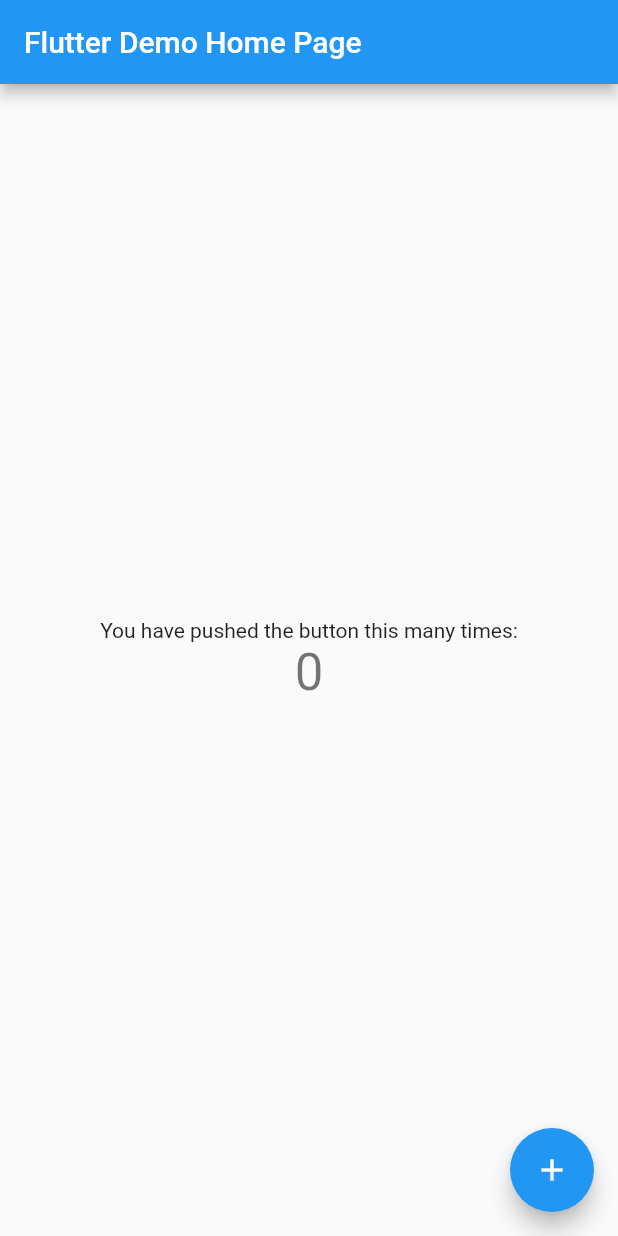
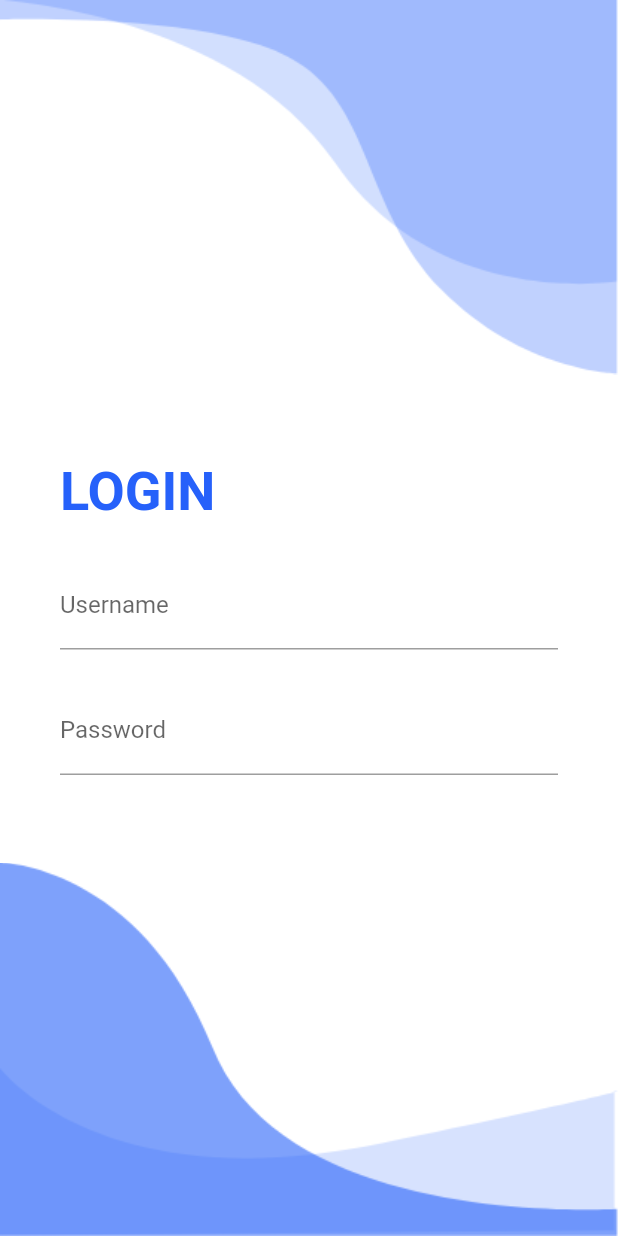
Before and after one commit to YogaRahmahadi/flutter_starter_stisla, a Flutter app: the screen it shows after launch, on a phone screen of 412 x 824 dp. Run offline on Flutter 3.47's test engine with Material 2 defaults, Android fonts, the phone set to English and light mode, and no system bars.

Commit message:
Progress Login Page

```diff
--- /dev/null
+++ b/lib/components/background.dart
@@ -0,0 +1,58 @@
+import "package:flutter/material.dart";
+
+class Background extends StatelessWidget {
+  final Widget child;
+
+  const Background({
+    Key? key,
+    required this.child,
+  }) : super(key: key);
+
+  @override
+  Widget build(BuildContext context) {
+    Size size = MediaQuery.of(context).size;
+
+    return Container(
+      width: double.infinity,
+      height: size.height,
+      child: Stack(
+        alignment: Alignment.center,
+        children: <Widget>[
+          Positioned(
+            top: 0,
+            right: 0,
+            child: Image.asset(
+              'assets/images/top1.png',
+              width: size.width,
+            ),
+          ),
+          Positioned(
+            top: 0,
+            right: 0,
+            child: Image.asset(
+              'assets/images/top2.png',
+              width: size.width,
+            ),
+          ),
+          Positioned(
+            bottom: 0,
+            right: 0,
+            child: Image.asset(
+              'assets/images/bottom1.png',
+              width: size.width,
+            ),
+          ),
+          Positioned(
+            bottom: 0,
+            right: 0,
+            child: Image.asset(
+              'assets/images/bottom2.png',
+              width: size.width,
+            ),
+          ),
+          child,
+        ],
+      ),
+    );
+  }
+}
--- a/lib/main.dart
+++ b/lib/main.dart
@@ -1,4 +1,5 @@
 import 'package:flutter/material.dart';
+import 'screens/login/login.dart';
 
 void main() {
   runApp(const MyApp());
@@ -10,58 +11,14 @@
   @override
   Widget build(BuildContext context) {
     return MaterialApp(
-      title: 'Flutter Demo',
+      title: 'Flutter Login',
+      debugShowCheckedModeBanner: false,
       theme: ThemeData(
-        primarySwatch: Colors.blue,
+        primaryColor: Color(0xFF2661FA),
+        scaffoldBackgroundColor: Colors.white,
+        visualDensity: VisualDensity.adaptivePlatformDensity,
       ),
-      home: const MyHomePage(title: 'Flutter Demo Home Page'),
+      home: LoginScreen(),
     );
   }
 }
-
-class MyHomePage extends StatefulWidget {
-  const MyHomePage({super.key, required this.title});
-
-  final String title;
-
-  @override
-  State<MyHomePage> createState() => _MyHomePageState();
-}
-
-class _MyHomePageState extends State<MyHomePage> {
-  int _counter = 0;
-
-  void _incrementCounter() {
-    setState(() {
-      _counter++;
-    });
-  }
-
-  @override
-  Widget build(BuildContext context) {
-    return Scaffold(
-      appBar: AppBar(
-        title: Text(widget.title),
-      ),
-      body: Center(
-        child: Column(
-          mainAxisAlignment: MainAxisAlignment.center,
-          children: <Widget>[
-            const Text(
-              'You have pushed the button this many times:',
-            ),
-            Text(
-              '$_counter',
-              style: Theme.of(context).textTheme.headline4,
-            ),
-          ],
-        ),
-      ),
-      floatingActionButton: FloatingActionButton(
-        onPressed: _incrementCounter,
-        tooltip: 'Increment',
-        child: const Icon(Icons.add),
-      ),
-    );
-  }
-}
--- /dev/null
+++ b/lib/screens/login/login.dart
@@ -0,0 +1,58 @@
+import "package:flutter/material.dart";
+import 'package:flutter_starter_stisla/components/background.dart';
+
+class LoginScreen extends StatelessWidget {
+  const LoginScreen({super.key});
+
+  @override
+  Widget build(BuildContext context) {
+    Size size = MediaQuery.of(context).size;
+
+    return Scaffold(
+      body: Background(
+        child: Column(
+          mainAxisAlignment: MainAxisAlignment.center,
+          children: <Widget>[
+            Container(
+              alignment: Alignment.centerLeft,
+              padding: const EdgeInsets.symmetric(horizontal: 40),
+              child: const Text(
+                "LOGIN",
+                style: TextStyle(
+                  fontWeight: FontWeight.bold,
+                  color: Color(0xFF2661FA),
+                  fontSize: 36,
+                ),
+                textAlign: TextAlign.left,
+              ),
+            ),
+            SizedBox(
+              height: size.height * 0.03,
+            ),
+            Container(
+              alignment: Alignment.center,
+              margin: const EdgeInsets.symmetric(horizontal: 40),
+              child: const TextField(
+                decoration: InputDecoration(
+                  labelText: "Username",
+                ),
+              ),
+            ),
+            SizedBox(
+              height: size.height * 0.03,
+            ),
+            Container(
+              alignment: Alignment.center,
+              margin: const EdgeInsets.symmetric(horizontal: 40),
+              child: const TextField(
+                decoration: InputDecoration(
+                  labelText: "Password",
+                ),
+              ),
+            ),
+          ],
+        ),
+      ),
+    );
+  }
+}
```
Also changed, not shown: pubspec.yaml (+4 -6 lines), lib/screens/register/register.dart (added).
